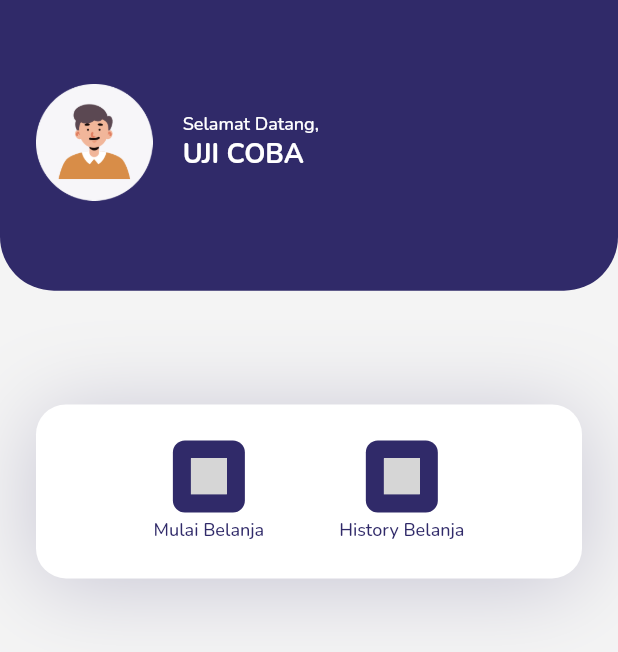
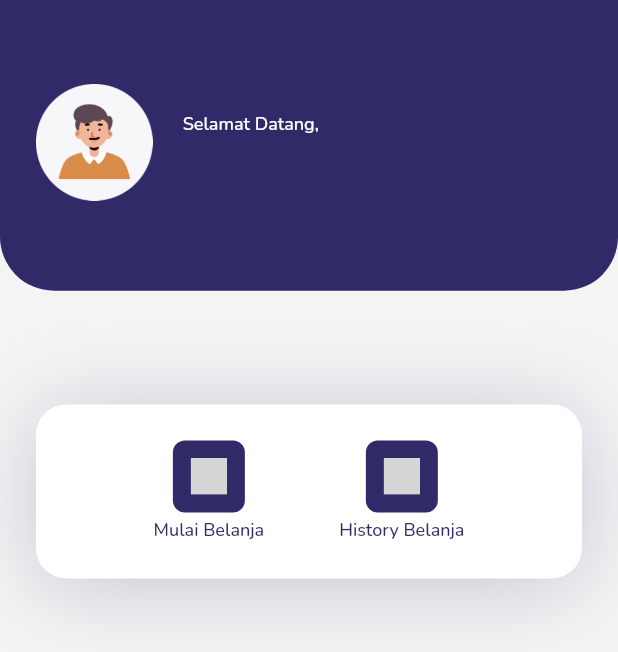
Before and after one commit to farhanfr/Firebase-final-projek-iot, a Flutter app: the screen it shows after launch, after a tap on "Masuk", on a phone screen of 412 x 824 dp. Shown: the top 652 px of the screen. Run offline on Flutter 3.47's test engine with Material 2 defaults, Android fonts, the phone set to English and light mode, and no system bars; our stand-ins replace firebase_core, firebase_database, flutter_svg, google_fonts; accounts and stored records are empty; grey boxes are pictures that could not be loaded.

Commit message:
update data

```diff
--- a/lib/pages/home/components/HeaderWithMenu.dart
+++ b/lib/pages/home/components/HeaderWithMenu.dart
@@ -8,9 +8,10 @@ import 'package:test_firebase_iot/widgets/menu_items.dart';
 class HeaderWithMenu extends StatelessWidget {
   const HeaderWithMenu({
     Key? key,
-    required this.size,
+    required this.size,  this.username ="",
   }) : super(key: key);
 
+  final String username;
   final Size size;
   @override
   Widget build(BuildContext context) {
@@ -51,7 +52,7 @@ class HeaderWithMenu extends StatelessWidget {
                       ),
                     ),
                     Text(
-                      'UJI COBA',
+                      username,
                       style: whiteTextStyle.copyWith(
                         fontSize: 18,
                         fontWeight: FontWeight.bold,
--- a/lib/pages/home/components/body.dart
+++ b/lib/pages/home/components/body.dart
@@ -3,6 +3,11 @@ import 'package:test_firebase_iot/pages/home/components/HeaderWithMenu.dart';
 import 'package:test_firebase_iot/constants/theme.dart';
 
 class Body extends StatelessWidget {
+
+  final String username;
+
+  const Body({Key? key, this.username = ""}) : super(key: key);
+
   @override
   Widget build(BuildContext context) {
     // It will provie us total height  and width of our screen
@@ -11,7 +16,7 @@ class Body extends StatelessWidget {
     return Column(
       crossAxisAlignment: CrossAxisAlignment.start,
       children: <Widget>[
-        HeaderWithMenu(size: size),
+        HeaderWithMenu(username: username,size: size),
         SizedBox(height: edge),
       ],
     );
--- a/lib/pages/home/home_page.dart
+++ b/lib/pages/home/home_page.dart
@@ -5,14 +5,16 @@ import 'package:test_firebase_iot/pages/home/components/body.dart';
 import 'package:test_firebase_iot/constants/theme.dart';
 
 class HomePage extends StatelessWidget {
-  const HomePage({Key? key}) : super(key: key);
+  const HomePage({Key? key, this.username = ""}) : super(key: key);
+
+  final String username;
 
   @override
   Widget build(BuildContext context) {
     return Scaffold(
       backgroundColor: greyBgColor,
       appBar: buildAppBar(),
-      body: Body(),
+      body: Body(username: username,),
     );
   }
 
--- a/lib/pages/sign_in_page.dart
+++ b/lib/pages/sign_in_page.dart
@@ -16,7 +16,7 @@ class _SignInPageState extends State<SignInPage> {
   bool _obscureText = true;
   bool isLoading = false;
   final GlobalKey<FormState> _formKey = GlobalKey<FormState>();
-  final emailController = TextEditingController();
+  final usernameController = TextEditingController();
   final passwordController = TextEditingController();
   String errorMessage = '';
 
@@ -77,11 +77,11 @@ class _SignInPageState extends State<SignInPage> {
                   TextFormField(
                     decoration: inputDecoration.copyWith(
                       label: Text(
-                        'Masukkan email',
+                        'Masukkan Username',
                       ),
                     ),
                     keyboardType: TextInputType.emailAddress,
-                    controller: emailController,
+                    controller: usernameController,
                     validator: (String? value) {
                       // Validation condition
                       if (value!.trim().isEmpty) {
@@ -144,7 +144,9 @@ class _SignInPageState extends State<SignInPage> {
                               Navigator.pushReplacement(
                                 context,
                                 MaterialPageRoute(
-                                  builder: (context) => HomePage(),
+                                  builder: (context) => HomePage(
+                                    username: usernameController.text,
+                                  ),
                                 ),
                               ),
                             },
--- a/pubspec.yaml
+++ b/pubspec.yaml
@@ -38,7 +38,7 @@ dependencies:
   flutter_barcode_scanner: ^2.0.0
   google_fonts: ^2.3.1
   intl: ^0.17.0
-  flutter_svg: ^1.1.0
+  flutter_svg:
 
 dev_dependencies:
   flutter_test:
```
Also changed, not shown: pubspec.lock, 2 other files.
